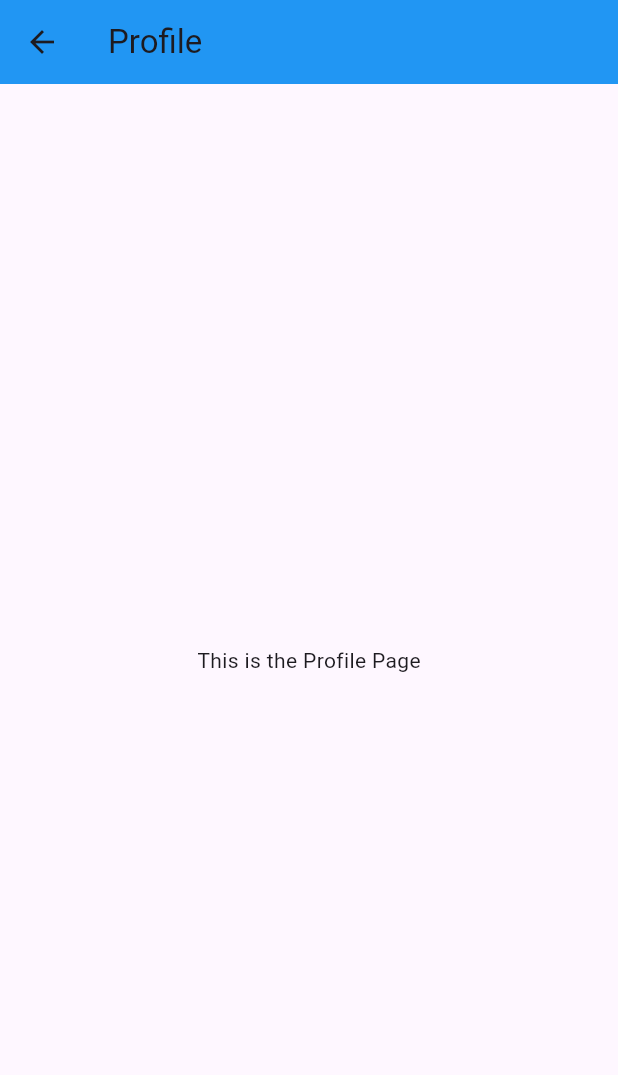
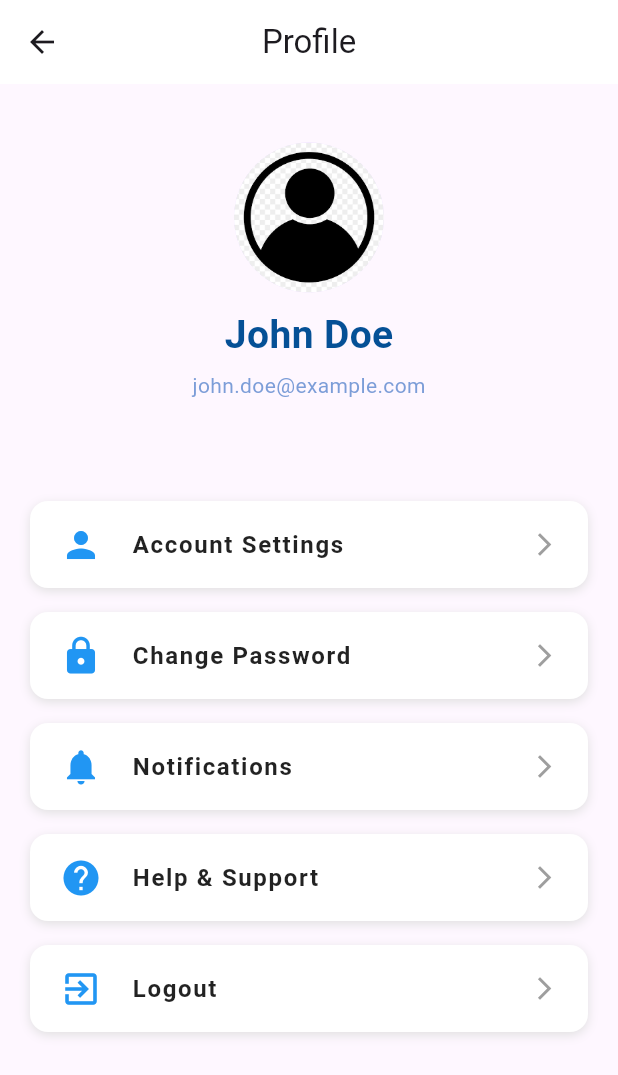
Before and after one commit to NinaMadu/bookhaven-mobile-application, a Flutter app: the ProfilePage screen opened directly, on a phone screen of 412 x 824 dp. Shown: the top 1075 px of the screen. Run offline on Flutter 3.47's test engine with Material 3 defaults, Android fonts, the phone set to English and light mode, and no system bars.

Commit message:
profile page

```diff
--- a/lib/pages/home.dart
+++ b/lib/pages/home.dart
@@ -286,6 +286,7 @@ class _HomePageState extends State<HomePage> {
               style: const TextStyle(color: Colors.blue),
             ),
           ),
+
         ],
       ),
     );
--- a/lib/pages/profile.dart
+++ b/lib/pages/profile.dart
@@ -7,11 +7,142 @@ class ProfilePage extends StatelessWidget {
   Widget build(BuildContext context) {
     return Scaffold(
       appBar: AppBar(
-        title: const Text("Profile"),
-        backgroundColor: Colors.blue,
+        backgroundColor: const Color.fromARGB(255, 255, 255, 255),
+        title: const Text('Profile'),
+        centerTitle: true,
       ),
-      body: Center(
-        child: const Text("This is the Profile Page"),
+      body: SingleChildScrollView(
+        child: Column(
+          children: [
+            // Profile header with a gradient background
+            Container(
+              decoration: BoxDecoration(
+
+              ),
+              height: 250,
+              child: Center(
+                child: Column(
+                  mainAxisAlignment: MainAxisAlignment.center,
+                  children: [
+                    CircleAvatar(
+                      radius: 50,
+                      backgroundImage: AssetImage('assets/icons/images/profile.png'), // User profile image
+                    ),
+                    const SizedBox(height: 10),
+                    const Text(
+                      'John Doe', // Username
+                      style: TextStyle(
+                        fontSize: 26, // Slightly bigger font for the username
+                        color: Color.fromARGB(255, 5, 80, 150),
+                        fontWeight: FontWeight.bold,
+                      ),
+                    ),
+                    const SizedBox(height: 5),
+                    const Text(
+                      'john.doe@example.com', // User email
+                      style: TextStyle(
+                        fontSize: 14, // Smaller font size for the email
+                        color: Color.fromARGB(179, 69, 119, 199),
+                      ),
+                    ),
+                  ],
+                ),
+              ),
+            ),
+            // Padding for the main body content
+            Padding(
+              padding: const EdgeInsets.all(20.0),
+              child: Column(
+                children: [
+                  // Account Settings section
+                  _buildSettingOption(
+                    icon: Icons.person,
+                    title: 'Account Settings',
+                    onTap: () {
+                      // Handle navigation to Account Settings
+                    },
+                  ),
+                  _buildSettingOption(
+                    icon: Icons.lock,
+                    title: 'Change Password',
+                    onTap: () {
+                      // Handle password change navigation
+                    },
+                  ),
+                  _buildSettingOption(
+                    icon: Icons.notifications,
+                    title: 'Notifications',
+                    onTap: () {
+                      // Handle notifications settings
+                    },
+                  ),
+                  _buildSettingOption(
+                    icon: Icons.help,
+                    title: 'Help & Support',
+                    onTap: () {
+                      // Handle help & support navigation
+                    },
+                  ),
+                  _buildSettingOption(
+                    icon: Icons.exit_to_app,
+                    title: 'Logout',
+                    onTap: () {
+                      // Handle logout functionality
+                    },
+                  ),
+                ],
+              ),
+            ),
+          ],
+        ),
+      ),
+    );
+  }
+
+  // Helper function to build individual setting options with more creative and smaller text
+  Widget _buildSettingOption({
+    required IconData icon,
+    required String title,
+    required Function() onTap,
+  }) {
+    return GestureDetector(
+      onTap: onTap,
+      child: Container(
+        padding: const EdgeInsets.symmetric(vertical: 15, horizontal: 20),
+        margin: const EdgeInsets.symmetric(vertical: 8),
+        decoration: BoxDecoration(
+          color: Colors.white,
+          borderRadius: BorderRadius.circular(12),
+          boxShadow: [
+            BoxShadow(
+              color: Colors.grey.shade300,
+              blurRadius: 5,
+              offset: const Offset(0, 2),
+            ),
+          ],
+        ),
+        child: Row(
+          children: [
+            Icon(icon, color: Colors.blue, size: 28), // Slightly larger icons
+            const SizedBox(width: 20),
+            Expanded(
+              child: Text(
+                title,
+                style: TextStyle(
+                  fontSize: 16, // Smaller text for a more refined look
+                  fontWeight: FontWeight.w600, // Bold text for emphasis
+                  letterSpacing: 1.1, // Slightly increased letter spacing for readability
+                  color: Colors.black87, // Darker text for better visibility
+                ),
+              ),
+            ),
+            const Icon(
+              Icons.arrow_forward_ios,
+              size: 18,
+              color: Colors.grey,
+            ),
+          ],
+        ),
       ),
     );
   }
--- a/pubspec.yaml
+++ b/pubspec.yaml
@@ -67,6 +67,7 @@ flutter:
     - assets/icons/images/signin_bg.png
     - assets/icons/images/signup_bg.png
     - assets/icons/images/book.png
+    - assets/icons/images/profile.png
 
 
   # An image asset can refer to one or more resolution-specific "variants", see
```
Also changed, not shown: lib/pages/bookitem.dart (added, +50 -0 lines), assets/icons/images/profile.png (added).
